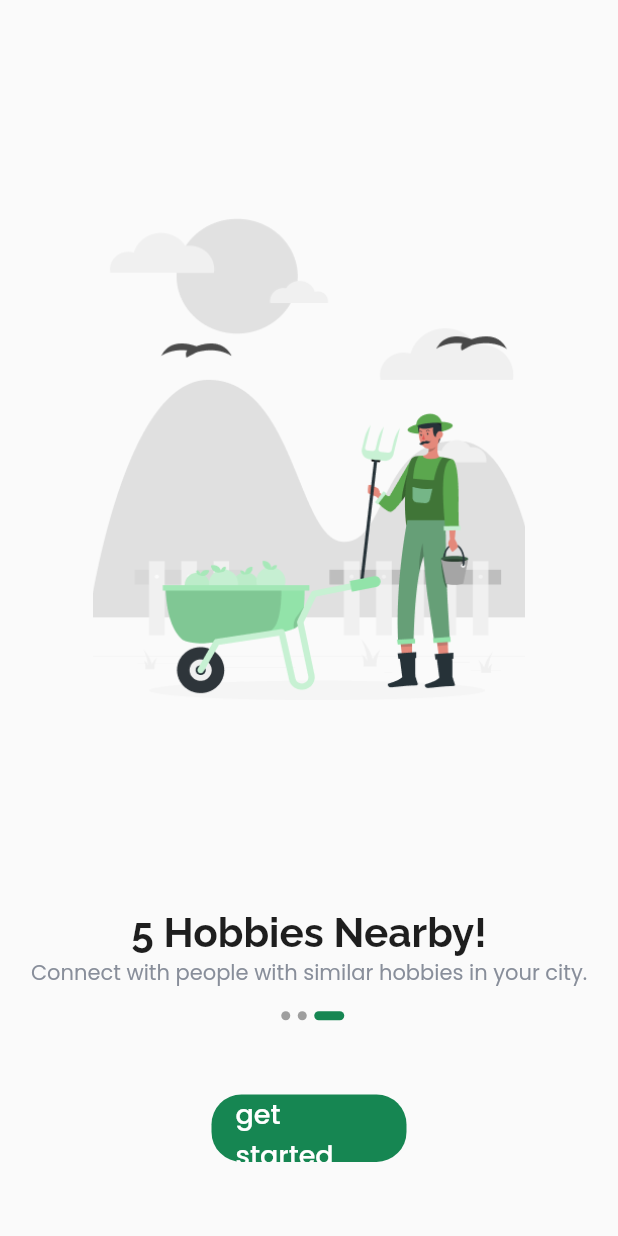
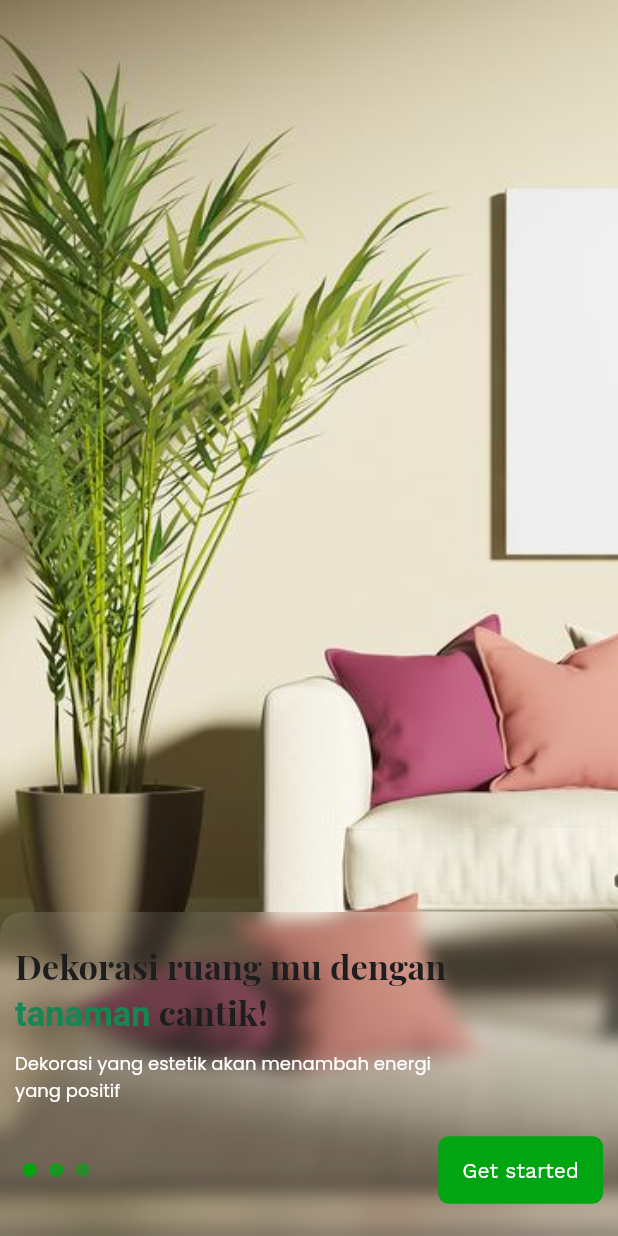
Before and after one commit to yanuarnval/WePlant, a Flutter app: the screen it shows after launch, swiped to page 3, on a phone screen of 412 x 824 dp. Run offline on Flutter 3.47's test engine with Material 2 defaults, Android fonts, the phone set to English and light mode, and no system bars; our stand-ins replace animate_do, carousel_slider, flutter_svg, font_awesome_flutter, google_fonts.

Commit message:
style onboarding

```diff
--- a/lib/screens/onboarding/components/onboarding_content.dart
+++ b/lib/screens/onboarding/components/onboarding_content.dart
@@ -1,36 +1,34 @@
 import 'package:flutter/cupertino.dart';
 import 'package:flutter/material.dart';
+import 'package:google_fonts/google_fonts.dart';
 import 'package:mobile_flutter/shared/color_weplant.dart';
 import 'package:mobile_flutter/theme/weplant_theme.dart';
 
 class OnBoardingContent extends StatelessWidget {
-  final String text, image, title;
-  const OnBoardingContent(
-      {Key? key, required this.text, required this.image, required this.title})
-      : super(key: key);
+  const OnBoardingContent({Key? key}) : super(key: key);
 
   @override
   Widget build(BuildContext context) {
+    List<Map<String, String>> onBoardingData = [
+      {
+        "image": 'assets/gambar.jpg',
+      },
+      {
+        "image": 'assets/onboarding/onboarding2.png',
+      },
+      {
+        "image": 'assets/onboarding/onboarding3.png',
+      }
+    ];
     return Column(
       children: [
         Expanded(
           child: Image.asset(
-            image,
-            width: MediaQuery.of(context).size.width * 0.7,
+            onBoardingData[0]['image']!,
+            fit: BoxFit.cover,
+            width: MediaQuery.of(context).size.width,
           ),
         ),
-        Text(
-          title,
-          style: WeplantTheme.textTheme.headline1,
-        ),
-        Container(
-          padding: const EdgeInsets.symmetric(horizontal: 10),
-          child: Text(
-            text,
-            style: WeplantTheme.textTheme.bodyText2,
-            textAlign: TextAlign.center,
-          ),
-        )
       ],
     );
   }
--- a/lib/screens/onboarding/onboarding_page.dart
+++ b/lib/screens/onboarding/onboarding_page.dart
@@ -1,5 +1,9 @@
+import 'dart:ui';
+
 import 'package:flutter/cupertino.dart';
 import 'package:flutter/material.dart';
+import 'package:google_fonts/google_fonts.dart';
+import 'package:mobile_flutter/theme/weplant_theme.dart';
 
 import 'components/onboarding_content.dart';
 import 'package:mobile_flutter/screens/onboarding/onboarding_final.dart';
@@ -14,111 +18,125 @@ class OnBoardingpage extends StatefulWidget {
 
 class _OnBoardingpageState extends State<OnBoardingpage> {
   int currentPage = 0;
-  List<Map<String, String>> onBoardingData = [
-    {
-      "title": "Hobbies Are Fun!",
-      "text": 'Connect with people with similar hobbies in your city.',
-      "image": 'assets/onboarding/onboarding1.png',
-    },
-    {
-      "title": "Find Hobbies",
-      "text": 'Connect with people with similar hobbies in your city.',
-      "image": 'assets/onboarding/onboarding2.png',
-    },
-    {
-      "title": "5 Hobbies Nearby!",
-      "text": 'Connect with people with similar hobbies in your city.',
-      "image": 'assets/onboarding/onboarding3.png',
-    }
-  ];
 
   @override
   Widget build(BuildContext context) {
     return Scaffold(
       body: SafeArea(
-        child: Column(
-          children: [
-            Expanded(
-              flex: 4,
+        child: Stack(
+          children: [_buildPageView(context), _buildBottom(context)],
+        ),
+      ),
+    );
+  }
+
+  SizedBox _buildPageView(BuildContext context) {
+    return SizedBox(
+      height: MediaQuery.of(context).size.height,
       child: PageView.builder(
         onPageChanged: (value) {
           setState(() {
             currentPage = value;
           });
         },
-                itemCount: onBoardingData.length,
+        itemCount: 3,
         itemBuilder: (context, index) {
-                  if (index == onBoardingData.length) {
+          if (index == 3) {
             return const OnBoardingFinal();
           } else {
-                    return OnBoardingContent(
-                      text: onBoardingData[index]["text"]!,
-                      image: onBoardingData[index]["image"]!,
-                      title: onBoardingData[index]["title"]!,
-                    );
+            return const OnBoardingContent();
           }
         },
       ),
-            ),
-            Expanded(
-              flex: 1,
+    );
+  }
+
+  Positioned _buildBottom(BuildContext context) {
+    return Positioned(
+      left: 0,
+      right: 0,
+      bottom: 0,
+      child: ClipRect(
+        child: BackdropFilter(
+          filter: ImageFilter.blur(sigmaX: 6, sigmaY: 6),
+          child: Container(
+            decoration: const BoxDecoration(
+                color: Colors.white10,
+                borderRadius: BorderRadius.only(
+                    topLeft: Radius.circular(15),
+                    topRight: Radius.circular(15))),
             child: Padding(
-                padding: const EdgeInsets.symmetric(horizontal: 20),
+              padding: const EdgeInsets.symmetric(horizontal: 10, vertical: 20),
               child: Column(
                 children: [
-                    const SizedBox(
-                      height: 15,
-                    ),
-                    Row(
-                      mainAxisAlignment: MainAxisAlignment.center,
-                      children: List.generate(
-                        onBoardingData.length,
-                        (index) => _buildDot(index),
-                      ),
-                    ),
-                    const Spacer(),
-                    SizedBox(
-                        width: 130,
-                        height: 45,
-                        child: (currentPage == (onBoardingData.length - 1))
-                            ? _buildButtonStart(context)
-                            : const SizedBox()),
-                    const Spacer()
+                  Padding(
+                    padding: EdgeInsets.only(
+                        right: MediaQuery.of(context).size.width * 0.2,
+                        bottom: 20),
+                    child: Column(
+                      crossAxisAlignment: CrossAxisAlignment.start,
+                      children: [
+                        RichText(
+                          text: TextSpan(
+                            text: 'Dekorasi ruang mu dengan ',
+                            style: WeplantTheme.textTheme.headline1,
+                            children: <TextSpan>[
+                              TextSpan(
+                                  text: 'tanaman',
+                                  style: GoogleFonts.roboto(
+                                      color: ColorsWeplant.colorPrimary)),
+                              const TextSpan(text: ' cantik!')
                             ],
                           ),
                         ),
+                        const SizedBox(
+                          height: 10,
+                        ),
+                        Text(
+                          'Dekorasi yang estetik akan menambah energi yang positif',
+                          style: WeplantTheme.textTheme.headline5,
                         )
                       ],
                     ),
                   ),
-    );
-  }
-
-  MaterialButton _buildButtonStart(BuildContext context) {
-    return MaterialButton(
-      shape: const RoundedRectangleBorder(
-          borderRadius: BorderRadius.all(Radius.circular(20))),
-      autofocus: false,
+                  Row(
+                    mainAxisAlignment: MainAxisAlignment.spaceBetween,
+                    children: [
+                      SizedBox(
+                        width: 50,
+                        child: Row(
+                          mainAxisAlignment: MainAxisAlignment.spaceBetween,
+                          children: List.generate(
+                            3,
+                            (index) => _buildDot(index),
+                          ),
+                        ),
+                      ),
+                      ElevatedButton(
+                          style: ElevatedButton.styleFrom(
+                            primary: (currentPage == 2)
+                                ? ColorsWeplant.colorGreenFress
+                                : ColorsWeplant.colorPrimary,
+                            minimumSize: const Size(100, 45),
+                          ),
                           onPressed: () {
                             Navigator.pushReplacement(
                                 context,
                                 MaterialPageRoute(
-            builder: (BuildContext c) {
-              return const OnBoardingFinal();
+                                    builder: (BuildContext context) =>
+                                        const OnBoardingFinal()));
                           },
+                          child: Text(
+                            (currentPage == 2) ? 'Get started' : 'Next',
+                            style: WeplantTheme.textTheme.button,
+                          )),
+                    ],
                   ),
-        );
-      },
-      color: ColorsWeplant.colorPrimary,
-      elevation: 0,
-      child: Text(
-        "get started",
-        style: TextStyle(
-            fontWeight: FontWeight.w500,
-            fontSize: 18,
-            color: currentPage == (onBoardingData.length - 1)
-                ? Colors.white
-                : Colors.black),
+                ],
+              ),
+            ),
+          ),
+        ),
       ),
     );
   }
@@ -127,11 +145,21 @@ class _OnBoardingpageState extends State<OnBoardingpage> {
     return AnimatedContainer(
       duration: const Duration(milliseconds: 200),
       margin: const EdgeInsets.only(left: 5),
-      width: currentPage == index ? 20 : 6,
-      height: 6,
+      width: 9.5,
+      height: 9.5,
       decoration: BoxDecoration(
-        borderRadius: BorderRadius.circular(3),
-        color: currentPage == index ? ColorsWeplant.colorPrimary : Colors.grey,
+        borderRadius: BorderRadius.circular(5),
+        color: currentPage == index
+            ? ColorsWeplant.colorGreenFress.withOpacity((index == 0)
+                ? 1
+                : (index == 1)
+                    ? 0.8
+                    : 0.6)
+            : (currentPage != 0 && index == 0)
+                ? ColorsWeplant.colorGreenFress
+                : (currentPage != 0 && index == 1)
+                    ? ColorsWeplant.colorGreenFress.withOpacity(0.8)
+                    : Colors.white,
       ),
     );
   }
--- a/lib/shared/color_weplant.dart
+++ b/lib/shared/color_weplant.dart
@@ -8,6 +8,7 @@ class ColorsWeplant {
   static const colorTxtSearch = Color(0xff888E9A);
   static const colorblackText = Color(0xff1E1E1E);
   static const colorBlackBody2 = Color(0xff888E9A);
+  static const colorGreenFress = Color(0xff01A512);
 
   // 1
 
--- a/lib/theme/weplant_theme.dart
+++ b/lib/theme/weplant_theme.dart
@@ -5,8 +5,8 @@ import 'package:mobile_flutter/shared/color_weplant.dart';
 
 class WeplantTheme {
   static TextTheme textTheme = TextTheme(
-      button:
-          GoogleFonts.poppins(fontWeight: FontWeight.w700, color: Colors.white),
+      button: GoogleFonts.workSans(
+          fontWeight: FontWeight.w400, color: Colors.white),
       bodyText1: GoogleFonts.poppins(
           fontWeight: FontWeight.w700,
           fontSize: 16,
@@ -17,14 +17,15 @@ class WeplantTheme {
           color: ColorsWeplant.colorBlackBody2),
       subtitle1: GoogleFonts.poppins(
           fontSize: 12, fontWeight: FontWeight.w400, color: Colors.black),
-      headline1: GoogleFonts.raleway(
+      headline1: GoogleFonts.playfairDisplay(
           fontWeight: FontWeight.w700,
-          fontSize: 27,
-          color: ColorsWeplant.colorblackText));
+          fontSize: 23,
+          color: ColorsWeplant.colorblackText),
+      headline5: GoogleFonts.poppins(fontSize: 12, color: Colors.white));
 
   static ThemeData Light() {
     SystemChrome.setSystemUIOverlayStyle(
-        const SystemUiOverlayStyle(statusBarColor: Color(0xff286782)));
+        const SystemUiOverlayStyle(statusBarColor: ColorsWeplant.colorPrimary));
     return ThemeData(
         textTheme: textTheme,
         appBarTheme:
@@ -34,7 +35,7 @@ class WeplantTheme {
           style: ElevatedButton.styleFrom(
             primary: ColorsWeplant.colorPrimary,
             elevation: 0,
-            minimumSize: Size(double.infinity, 50),
+            minimumSize: const Size(double.infinity, 50),
             shape:
                 RoundedRectangleBorder(borderRadius: BorderRadius.circular(7)),
           ),
```
Also changed, not shown: assets/gambar.jpg (added). Lines whose indentation alone changed are shown as unchanged.
